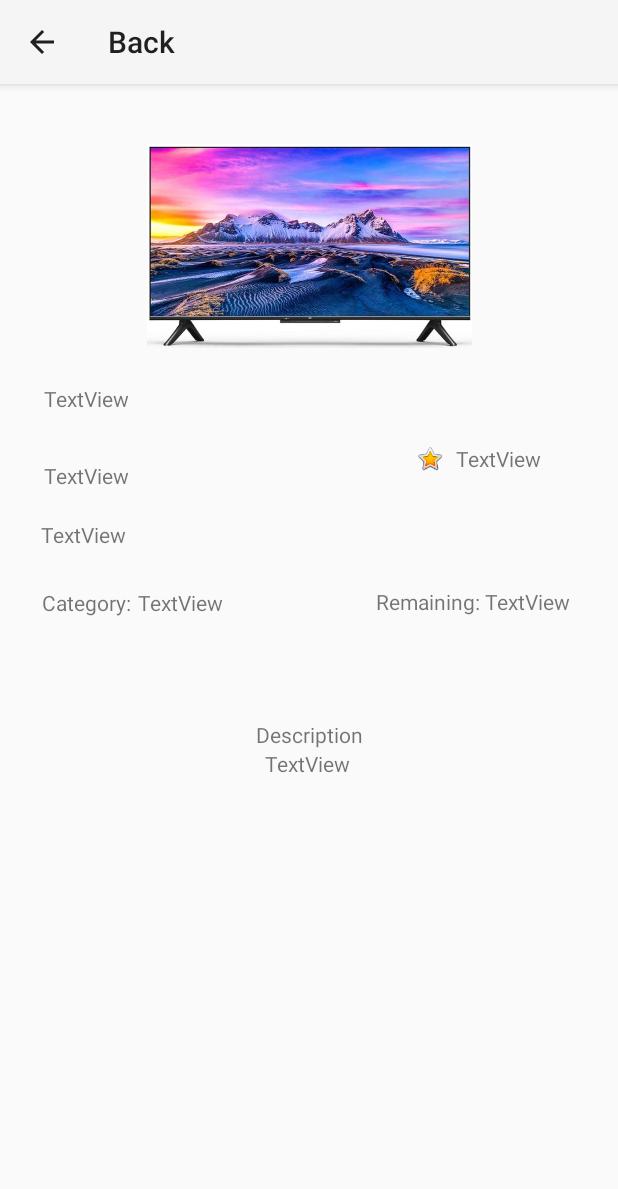
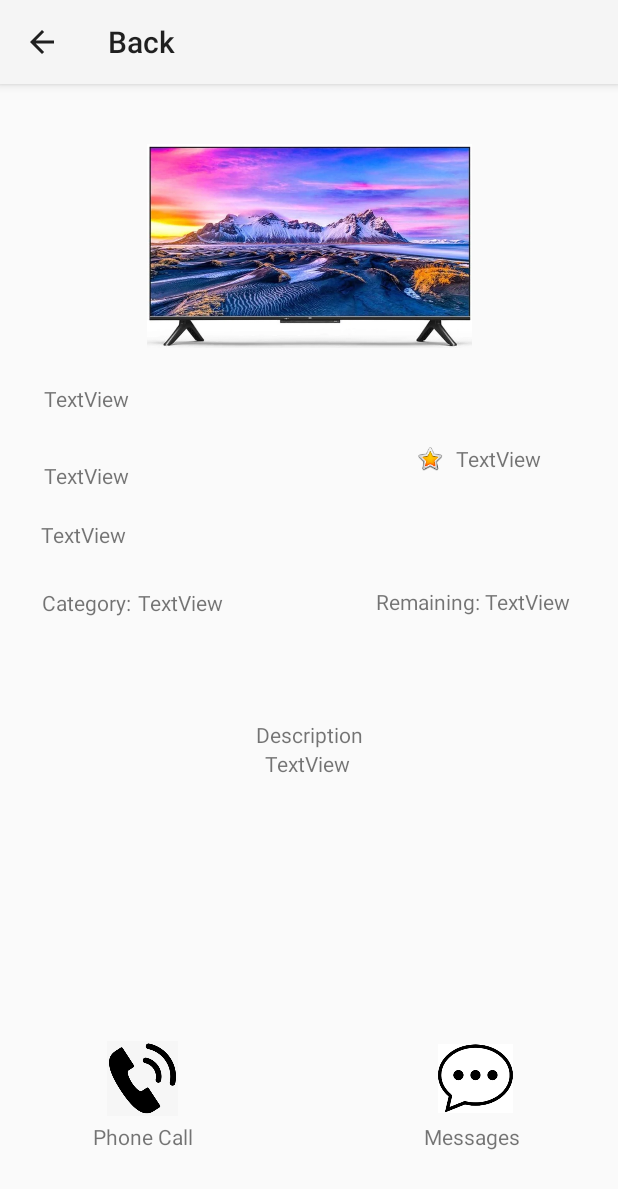
Before and after one commit to minh-tuan-184/SecondHand, an Android app: the DetailActivity screen opened directly, with no data from a screen before it, on a phone screen of 412 x 824 dp. Shown: the top 1189 px of the screen. Run offline under Robolectric (Android 15) with nearby library versions, the light colour scheme and no system bars.

Commit message:
giao dien phone call + mess trong detail. add phone call

```diff
--- a/app/src/main/java/com/example/secondhand/otherActivities/DetailActivity.java
+++ b/app/src/main/java/com/example/secondhand/otherActivities/DetailActivity.java
@@ -1,6 +1,12 @@
 package com.example.secondhand.otherActivities;
 
+import android.content.ActivityNotFoundException;
+import android.content.Intent;
+import android.content.pm.PackageManager;
+import android.net.Uri;
 import android.os.Bundle;
+import android.view.View;
+import android.widget.Button;
 import android.widget.ImageView;
 import android.widget.TextView;
 import android.widget.Toast;
@@ -16,7 +22,7 @@ public class DetailActivity extends AppCompatActivity {
     TextView textView;
     Integer tmp;
     ImageView imageView;
-
+    ImageView call;
     @Override
     protected void onCreate(Bundle savedInstanceState) {
         super.onCreate(savedInstanceState);
@@ -53,5 +59,26 @@ public class DetailActivity extends AppCompatActivity {
             textView = (TextView)findViewById(R.id.phone_detail);
             textView.setText(prod.getPhoneNumber());
         }
+
+        call = findViewById(R.id.phonecall);
+        call.setOnClickListener(new View.OnClickListener() {
+            @Override
+            public void onClick(View v) {
+                dialPhoneNumber(prod.getPhoneNumber());
+            }
+        });
+    }
+
+    public void dialPhoneNumber(String phoneNumber) {
+        Intent intent = new Intent(Intent.ACTION_DIAL);
+        intent.setData(Uri.parse("tel:" + phoneNumber));
+        try {
+            startActivity(intent);
+        } catch (ActivityNotFoundException e) {
+            Toast.makeText(this,
+                    "Cannot find any app to handle this action!!",
+                    Toast.LENGTH_SHORT
+            ).show();
+        }
     }
 }
--- a/app/src/main/res/layout/activity_detail.xml
+++ b/app/src/main/res/layout/activity_detail.xml
@@ -134,4 +134,51 @@
         app:layout_constraintHorizontal_bias="0.076"
         app:layout_constraintStart_toStartOf="parent"
         app:layout_constraintTop_toBottomOf="@+id/priceProduct_detail" />
+
+    <ImageView
+        android:id="@+id/phonecall"
+        android:layout_width="50dp"
+        android:layout_height="50dp"
+        android:layout_marginStart="70dp"
+        android:layout_marginBottom="80dp"
+        app:layout_constraintBottom_toBottomOf="parent"
+        app:layout_constraintEnd_toStartOf="@+id/message"
+        app:layout_constraintHorizontal_bias="0.0"
+        app:layout_constraintStart_toStartOf="parent"
+        app:srcCompat="@drawable/phone"
+        tools:ignore="MissingConstraints"/>
+
+    <ImageView
+        android:id="@+id/message"
+        android:layout_width="50dp"
+        android:layout_height="50dp"
+        android:layout_marginEnd="70dp"
+        android:layout_marginBottom="80dp"
+        app:layout_constraintBottom_toBottomOf="parent"
+        app:layout_constraintEnd_toEndOf="parent"
+        app:srcCompat="@drawable/message" />
+
+    <TextView
+        android:id="@+id/textView4"
+        android:layout_width="wrap_content"
+        android:layout_height="wrap_content"
+        android:layout_marginTop="4dp"
+        android:text="Phone Call"
+        app:layout_constraintEnd_toStartOf="@+id/textView5"
+        app:layout_constraintHorizontal_bias="0.287"
+        app:layout_constraintStart_toStartOf="parent"
+        app:layout_constraintTop_toBottomOf="@+id/phonecall" />
+
+    <TextView
+        android:id="@+id/textView5"
+        android:layout_width="wrap_content"
+        android:layout_height="wrap_content"
+        android:layout_marginTop="4dp"
+        android:layout_marginEnd="65dp"
+        android:text="Messages"
+        app:layout_constraintBottom_toBottomOf="parent"
+        app:layout_constraintEnd_toEndOf="parent"
+        app:layout_constraintTop_toBottomOf="@+id/message"
+        app:layout_constraintVertical_bias="0.0" />
+
 </androidx.constraintlayout.widget.ConstraintLayout>
```
Also changed, not shown: app/src/main/res/drawable/message.png (added), app/src/main/res/drawable/phone.jpg (added).
